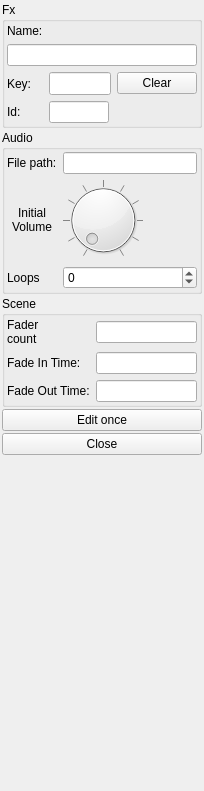
Qt form StageRunner/gui/fxitempropertywidget.ui (Pit1966/StageRunner) before a commit.
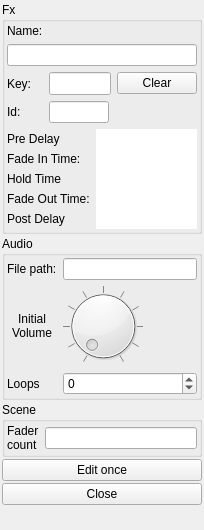
The same form after that commit. Custom widgets are drawn as their Qt base class.

Commit message: New AudioFade Options Dozen of bugs fixed GUI improved Error dialogs added Functions to catch user misusage

Patch:
```diff
--- a/StageRunner/gui/fxitempropertywidget.ui
+++ b/StageRunner/gui/fxitempropertywidget.ui
@@ -7,7 +7,7 @@
     <x>0</x>
     <y>0</y>
     <width>204</width>
-    <height>791</height>
+    <height>530</height>
    </rect>
   </property>
   <property name="font">
@@ -39,6 +39,22 @@
       <property name="margin">
        <number>2</number>
       </property>
+      <item row="2" column="2">
+       <widget class="QPushButton" name="keyClearButton">
+        <property name="sizePolicy">
+         <sizepolicy hsizetype="Minimum" vsizetype="Fixed">
+          <horstretch>0</horstretch>
+          <verstretch>0</verstretch>
+         </sizepolicy>
+        </property>
+        <property name="text">
+         <string>Clear</string>
+        </property>
+       </widget>
+      </item>
+      <item row="1" column="0" colspan="3">
+       <widget class="PsLineEdit" name="nameEdit"/>
+      </item>
       <item row="2" column="1">
        <widget class="PsLineEdit" name="keyEdit">
         <property name="minimumSize">
@@ -62,27 +78,6 @@
         </property>
        </widget>
       </item>
-      <item row="0" column="0">
-       <widget class="QLabel" name="nameLabel">
-        <property name="text">
-         <string>Name:</string>
-        </property>
-       </widget>
-      </item>
-      <item row="2" column="0">
-       <widget class="QLabel" name="keyLabel">
-        <property name="text">
-         <string>Key:</string>
-        </property>
-       </widget>
-      </item>
-      <item row="3" column="0">
-       <widget class="QLabel" name="idLabel">
-        <property name="text">
-         <string>Id:</string>
-        </property>
-       </widget>
-      </item>
       <item row="3" column="1">
        <widget class="PsLineEdit" name="idEdit">
         <property name="minimumSize">
@@ -102,21 +97,106 @@
         </property>
        </widget>
       </item>
-      <item row="2" column="2">
-       <widget class="QPushButton" name="keyClearButton">
-        <property name="sizePolicy">
-         <sizepolicy hsizetype="Minimum" vsizetype="Fixed">
-          <horstretch>0</horstretch>
-          <verstretch>0</verstretch>
-         </sizepolicy>
+      <item row="2" column="0">
+       <widget class="QLabel" name="keyLabel">
+        <property name="text">
+         <string>Key:</string>
         </property>
+       </widget>
+      </item>
+      <item row="3" column="0">
+       <widget class="QLabel" name="idLabel">
         <property name="text">
-         <string>Clear</string>
+         <string>Id:</string>
         </property>
        </widget>
       </item>
-      <item row="1" column="0" colspan="3">
-       <widget class="PsLineEdit" name="nameEdit"/>
+      <item row="0" column="0">
+       <widget class="QLabel" name="nameLabel">
+        <property name="text">
+         <string>Name:</string>
+        </property>
+       </widget>
+      </item>
+      <item row="4" column="0" colspan="3">
+       <layout class="QGridLayout" name="fadeTimeLayout">
+        <property name="verticalSpacing">
+         <number>0</number>
+        </property>
+        <property name="topMargin">
+         <number>0</number>
+        </property>
+        <item row="4" column="0">
+         <widget class="QLabel" name="postDelayLabel">
+          <property name="text">
+           <string>Post Delay</string>
+          </property>
+         </widget>
+        </item>
+        <item row="3" column="1">
+         <widget class="PsLineEdit" name="fadeOutTimeEdit">
+          <property name="frame">
+           <bool>false</bool>
+          </property>
+         </widget>
+        </item>
+        <item row="0" column="1">
+         <widget class="PsLineEdit" name="preDelayEdit">
+          <property name="frame">
+           <bool>false</bool>
+          </property>
+         </widget>
+        </item>
+        <item row="0" column="0">
+         <widget class="QLabel" name="preDelayLabel">
+          <property name="text">
+           <string>Pre Delay</string>
+          </property>
+         </widget>
+        </item>
+        <item row="1" column="0">
+         <widget class="QLabel" name="fadeInTimeLabel">
+          <property name="text">
+           <string>Fade In Time:</string>
+          </property>
+         </widget>
+        </item>
+        <item row="1" column="1">
+         <widget class="PsLineEdit" name="fadeInTimeEdit">
+          <property name="frame">
+           <bool>false</bool>
+          </property>
+         </widget>
+        </item>
+        <item row="3" column="0">
+         <widget class="QLabel" name="fadeOutTimeLabel">
+          <property name="text">
+           <string>Fade Out Time:</string>
+          </property>
+         </widget>
+        </item>
+        <item row="2" column="0">
+         <widget class="QLabel" name="holdTimeLabel">
+          <property name="text">
+           <string>Hold Time</string>
+          </property>
+         </widget>
+        </item>
+        <item row="2" column="1">
+         <widget class="PsLineEdit" name="holdTimeEdit">
+          <property name="frame">
+           <bool>false</bool>
+          </property>
+         </widget>
+        </item>
+        <item row="4" column="1">
+         <widget class="PsLineEdit" name="postDelayEdit">
+          <property name="frame">
+           <bool>false</bool>
+          </property>
+         </widget>
+        </item>
+       </layout>
       </item>
      </layout>
     </widget>
@@ -196,12 +276,12 @@
       <string>Scene</string>
      </property>
      <layout class="QGridLayout" name="gridLayout_3">
+      <property name="verticalSpacing">
+       <number>0</number>
+      </property>
       <property name="margin">
        <number>2</number>
       </property>
-      <item row="1" column="1">
-       <widget class="PsLineEdit" name="fadeInTimeEdit"/>
-      </item>
       <item row="0" column="1">
        <widget class="PsLineEdit" name="faderCountEdit">
         <property name="frame">
@@ -220,23 +300,6 @@
         </property>
        </widget>
       </item>
-      <item row="2" column="1">
-       <widget class="PsLineEdit" name="fadeOutTimeEdit"/>
-      </item>
-      <item row="1" column="0">
-       <widget class="QLabel" name="fadeInTimeLabel">
-        <property name="text">
-         <string>Fade In Time:</string>
-        </property>
-       </widget>
-      </item>
-      <item row="2" column="0">
-       <widget class="QLabel" name="fadeOutTimeLabel">
-        <property name="text">
-         <string>Fade Out Time:</string>
-        </property>
-       </widget>
-      </item>
      </layout>
     </widget>
    </item>
@@ -270,16 +333,16 @@
   </layout>
  </widget>
  <customwidgets>
-  <customwidget>
-   <class>PsLineEdit</class>
-   <extends>QLineEdit</extends>
-   <header>customwidget/pslineedit.h</header>
-  </customwidget>
   <customwidget>
    <class>qsynthKnob</class>
    <extends>QDial</extends>
    <header>thirdparty/widget/qsynthknob.h</header>
   </customwidget>
+  <customwidget>
+   <class>PsLineEdit</class>
+   <extends>QLineEdit</extends>
+   <header>customwidget/pslineedit.h</header>
+  </customwidget>
  </customwidgets>
  <resources/>
  <connections>
```
The commit also changes 46 other files.
